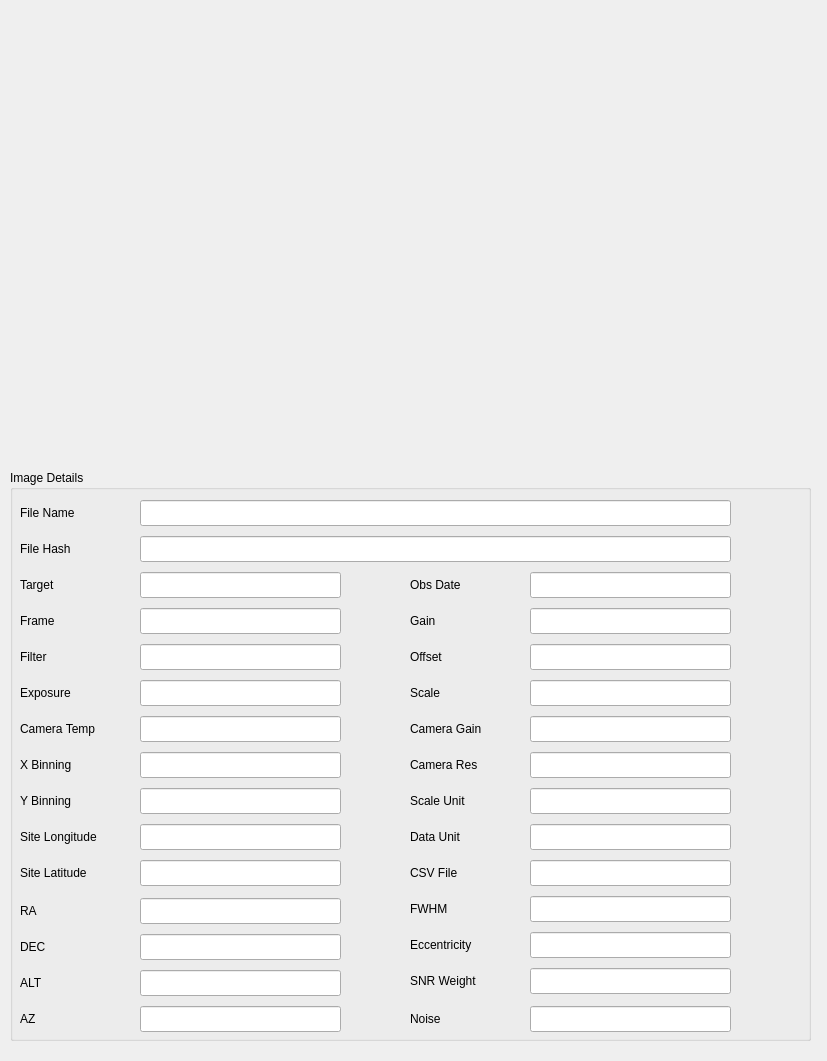
Qt form ad/gui/imageDetailWindow.ui (fenriques/AstroDom) before a commit.
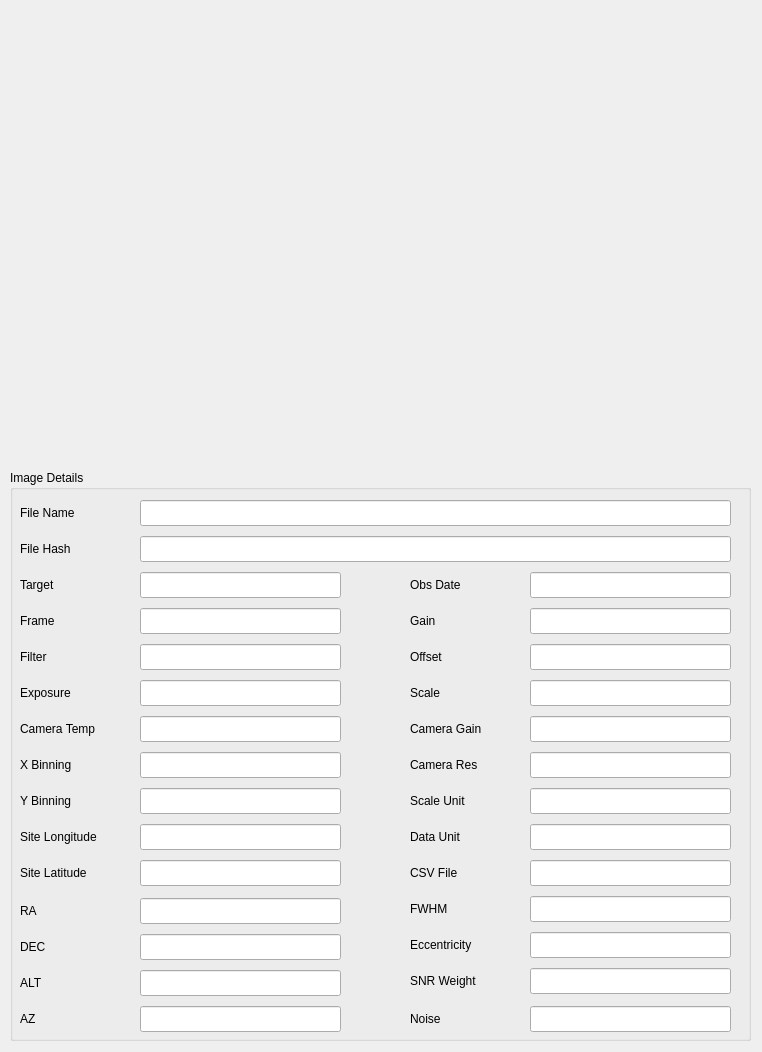
The same form after that commit.

```diff
--- a/ad/gui/imageDetailWindow.ui
+++ b/ad/gui/imageDetailWindow.ui
@@ -6,8 +6,8 @@
    <rect>
     <x>0</x>
     <y>0</y>
-    <width>827</width>
-    <height>1061</height>
+    <width>762</width>
+    <height>1052</height>
    </rect>
   </property>
   <property name="windowTitle">
@@ -18,7 +18,7 @@
     <rect>
      <x>10</x>
      <y>470</y>
-     <width>801</width>
+     <width>741</width>
      <height>571</height>
     </rect>
    </property>
@@ -675,7 +675,7 @@
     <rect>
      <x>39</x>
      <y>4</y>
-     <width>741</width>
+     <width>711</width>
      <height>441</height>
     </rect>
    </property>
```
